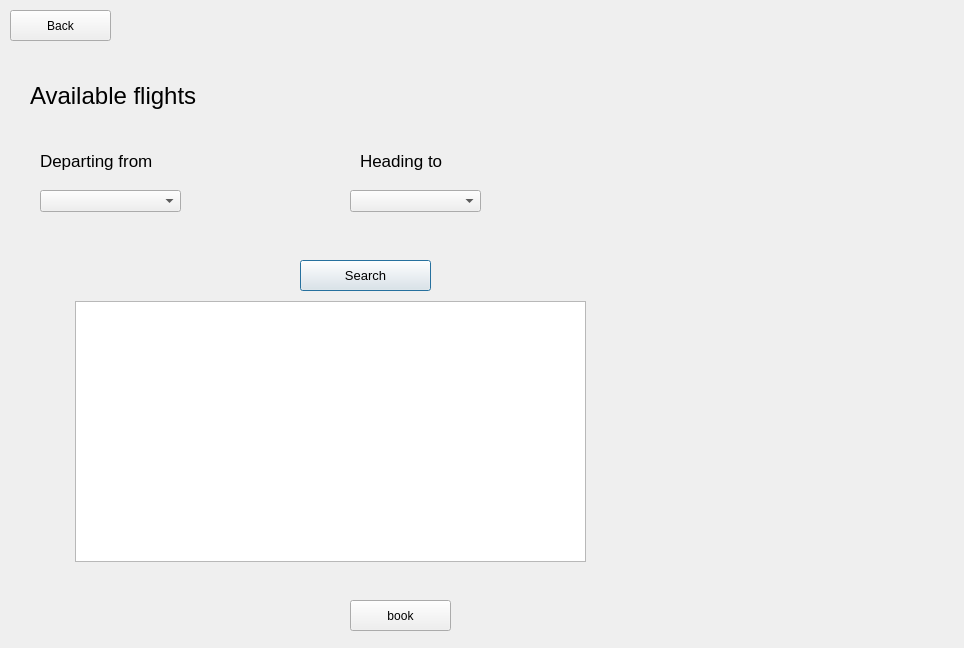
Abdelrahman-Shorim/FlightApp, file availableflights.ui: the form before one commit.
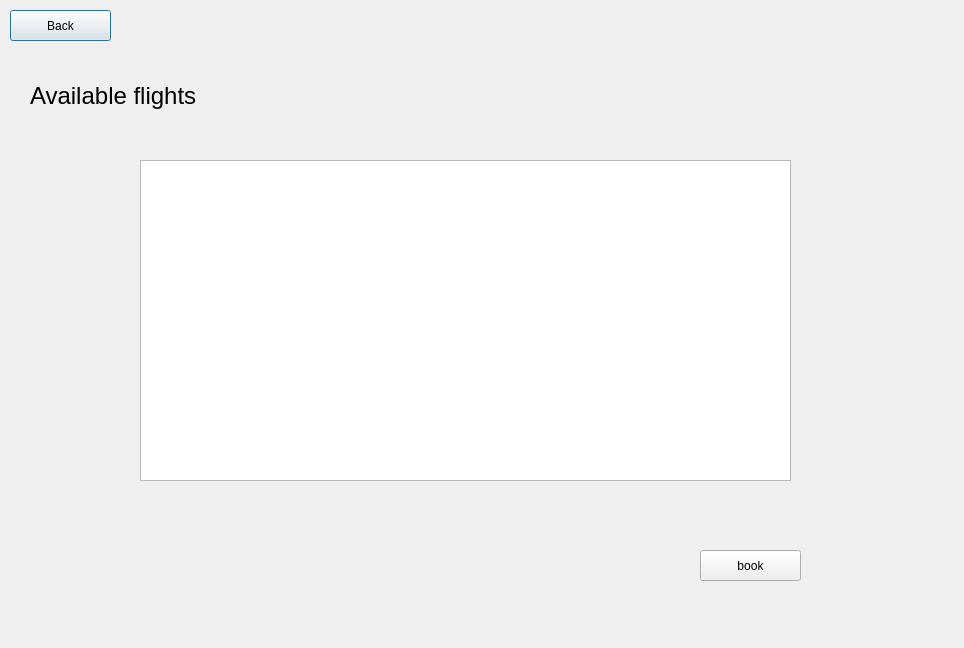
The form after the commit.

Patch:
```diff
--- a/availableflights.ui
+++ b/availableflights.ui
@@ -31,60 +31,6 @@
     <string>Available flights</string>
    </property>
   </widget>
-  <widget class="QLabel" name="label_2">
-   <property name="geometry">
-    <rect>
-     <x>40</x>
-     <y>140</y>
-     <width>191</width>
-     <height>41</height>
-    </rect>
-   </property>
-   <property name="font">
-    <font>
-     <pointsize>13</pointsize>
-    </font>
-   </property>
-   <property name="text">
-    <string>Departing from</string>
-   </property>
-  </widget>
-  <widget class="QLabel" name="label_3">
-   <property name="geometry">
-    <rect>
-     <x>360</x>
-     <y>140</y>
-     <width>191</width>
-     <height>41</height>
-    </rect>
-   </property>
-   <property name="font">
-    <font>
-     <pointsize>13</pointsize>
-    </font>
-   </property>
-   <property name="text">
-    <string>Heading to </string>
-   </property>
-  </widget>
-  <widget class="QPushButton" name="pushButton">
-   <property name="geometry">
-    <rect>
-     <x>300</x>
-     <y>260</y>
-     <width>131</width>
-     <height>31</height>
-    </rect>
-   </property>
-   <property name="font">
-    <font>
-     <pointsize>10</pointsize>
-    </font>
-   </property>
-   <property name="text">
-    <string>Search</string>
-   </property>
-  </widget>
   <widget class="QPushButton" name="usermain">
    <property name="geometry">
     <rect>
@@ -106,8 +52,8 @@
   <widget class="QPushButton" name="book">
    <property name="geometry">
     <rect>
-     <x>350</x>
-     <y>600</y>
+     <x>700</x>
+     <y>550</y>
      <width>101</width>
      <height>31</height>
     </rect>
@@ -116,33 +62,13 @@
     <string>book</string>
    </property>
   </widget>
-  <widget class="QComboBox" name="comboBox">
-   <property name="geometry">
-    <rect>
-     <x>40</x>
-     <y>190</y>
-     <width>141</width>
-     <height>22</height>
-    </rect>
-   </property>
-  </widget>
-  <widget class="QComboBox" name="comboBox_2">
-   <property name="geometry">
-    <rect>
-     <x>350</x>
-     <y>190</y>
-     <width>131</width>
-     <height>22</height>
-    </rect>
-   </property>
-  </widget>
   <widget class="QListWidget" name="listWidget">
    <property name="geometry">
     <rect>
-     <x>75</x>
-     <y>301</y>
-     <width>511</width>
-     <height>261</height>
+     <x>140</x>
+     <y>160</y>
+     <width>651</width>
+     <height>321</height>
     </rect>
    </property>
   </widget>
```
